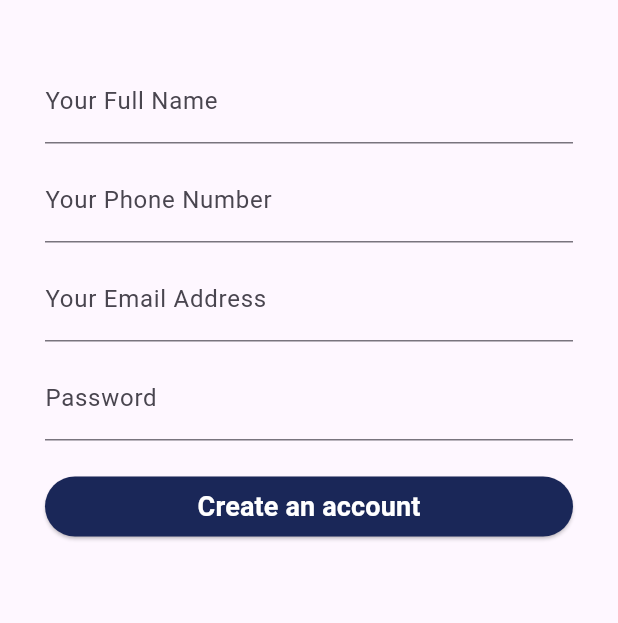
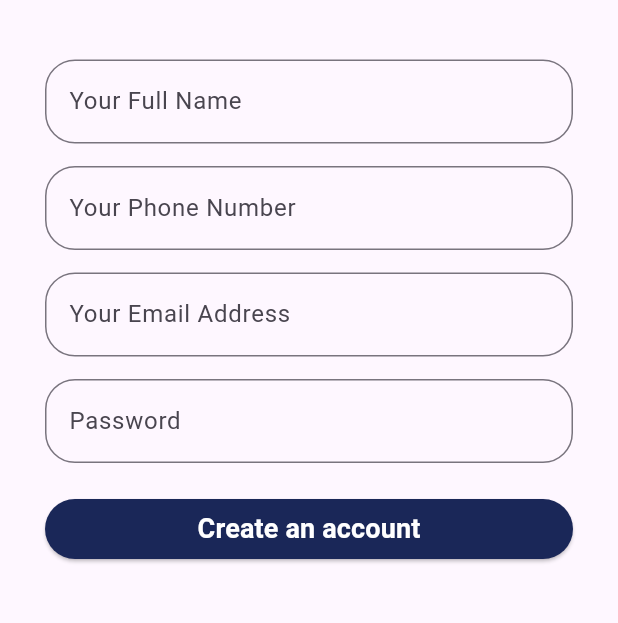
Before and after one commit to Pedal-Pal-CS253/pedal-pal-frontend, a Flutter app: the LoginPage screen opened by its route, after a tap on "Sign Up!", on a phone screen of 412 x 824 dp, the part 527-1150 px from its top. Run offline on Flutter 3.47's test engine with Material 3 defaults, Android fonts, the phone set to English and light mode, and no system bars; our stand-ins replace flutter_dotenv, fluttertoast, pin_input_text_field; missing offline and left inert: razorpay_flutter.

Commit message:
fix: minor UI changes
Some minor fixes (border-radii, spacing)

```diff
--- a/frontend/lib/main.dart
+++ b/frontend/lib/main.dart
@@ -15,7 +15,7 @@ class MyApp extends StatelessWidget {
   @override
   Widget build(BuildContext context) {
     return MaterialApp(
-      title: 'Main App',
+      title: 'Pedal Pal',
       theme: ThemeData(
         primarySwatch: Colors.blue,
       ),
@@ -44,7 +44,6 @@ class MyHomePage extends StatefulWidget {
 }
 
 class _MyHomePageState extends State<MyHomePage> {
-
 
   @override
   Widget build(BuildContext context) {
--- a/frontend/lib/reg_login_forgot.dart
+++ b/frontend/lib/reg_login_forgot.dart
@@ -7,6 +7,17 @@ class RegistrationApp extends StatelessWidget {
     return RegistrationPage();
   }
 }
+
+final InputDecoration textFormFieldDecoration = InputDecoration(
+  border: OutlineInputBorder(
+    borderSide: BorderSide(color: Colors.blue),
+    borderRadius: BorderRadius.circular(20.0),
+  ),
+  focusedBorder: OutlineInputBorder(
+    borderSide: BorderSide(color: Colors.blue),
+    borderRadius: BorderRadius.circular(20.0),
+  ),
+);
 
 class RegistrationPage extends StatelessWidget {
   @override
@@ -27,7 +38,7 @@ class RegistrationPage extends StatelessWidget {
             children: <Widget>[
               Center(
                 child: Container(
-                  margin: EdgeInsets.only(bottom: 100, top:80),
+                  margin: EdgeInsets.only(bottom: 100.0, top: 80.0),
                   child:
                   Image.asset(
                     'assets/pedal_pal_logo.png', // Adjust the path to your image
@@ -36,7 +47,7 @@ class RegistrationPage extends StatelessWidget {
                 ),
               ),
               Container(
-                margin: EdgeInsets.only(bottom: 40),
+                margin: EdgeInsets.only(bottom: 40.0),
                 child: Text(
                   'Welcome to Pedal Pal',
                   style: TextStyle(
@@ -45,25 +56,25 @@ class RegistrationPage extends StatelessWidget {
                 ),
               ),
               TextFormField(
-                decoration: InputDecoration(
+                decoration: textFormFieldDecoration.copyWith(
                 labelText: 'Your Full Name',
                 ),
               ),
-              SizedBox(height: 10.0),
+              SizedBox(height: 15.0),
               TextFormField(
-              decoration: InputDecoration(
+              decoration: textFormFieldDecoration.copyWith(
                 labelText: 'Your Phone Number',
                 ),
               ),
-              SizedBox(height: 10.0),
+              SizedBox(height: 15.0),
               TextFormField(
-                decoration: InputDecoration(
+                decoration: textFormFieldDecoration.copyWith(
                 labelText: 'Your Email Address',
                 ),
               ),
-              SizedBox(height: 10.0),
+              SizedBox(height: 15.0),
               TextFormField(
-                decoration: InputDecoration(
+                decoration: textFormFieldDecoration.copyWith(
                 labelText: 'Password',
                 ),
               obscureText: true,
@@ -225,7 +236,7 @@ class LoginPage extends StatelessWidget {
           children: <Widget>[
             Center(
               child: Container(
-                margin: EdgeInsets.only(bottom: 100, top:80),
+                margin: EdgeInsets.only(bottom: 100.0, top: 80.0),
                 child:
                 Image.asset(
                   'assets/pedal_pal_logo.png', // Adjust the path to your image
@@ -238,11 +249,13 @@ class LoginPage extends StatelessWidget {
             child: Column(
             crossAxisAlignment: CrossAxisAlignment.stretch,
             children: <Widget>[
+              SizedBox(height: 20.0),
               TextFormField(
-              decoration: InputDecoration(labelText: 'Your phone number'),
+              decoration: textFormFieldDecoration.copyWith(labelText: 'Your phone number'),
             ),
+              SizedBox(height: 20.0),
               TextFormField(
-              decoration: InputDecoration(labelText: 'Password'),
+              decoration: textFormFieldDecoration.copyWith(labelText: 'Password'),
               obscureText: true,
             ),
               SizedBox(height: 20.0),
@@ -269,7 +282,7 @@ class LoginPage extends StatelessWidget {
                 child: Text('Forgot Password?'),
               ),
             ),
-            SizedBox(height:70),
+            SizedBox(height: 70.0),
             Align(
                 alignment: Alignment.center,
                   child: Row(
@@ -312,7 +325,7 @@ class ForgotPasswordPage extends StatelessWidget {
           children: <Widget>[
             Center(
               child: Container(
-                margin: EdgeInsets.only(bottom: 100, top:80),
+                margin: EdgeInsets.only(bottom: 100.0, top: 80.0),
                 child:
                 Image.asset(
                   'assets/pedal_pal_logo.png', // Adjust the path to your image
@@ -326,7 +339,7 @@ class ForgotPasswordPage extends StatelessWidget {
             crossAxisAlignment: CrossAxisAlignment.stretch,
             children: <Widget>[
             TextFormField(
-              decoration: InputDecoration(labelText: 'Enter Email'),
+              decoration: textFormFieldDecoration.copyWith(labelText: 'Enter Email'),
             ),
             SizedBox(height: 20.0),
               ElevatedButton(
@@ -336,7 +349,7 @@ class ForgotPasswordPage extends StatelessWidget {
                 onPressed: () {
                   Navigator.pushNamed(context, '/password_reset');
                 },
-                child: Text('Send a Link. ',
+                child: Text('Send a Link',
                   style: TextStyle( fontSize: 18.0,
                     fontWeight: FontWeight.bold,
                     color: Colors.white,
@@ -377,7 +390,7 @@ class PasswordResetPage extends StatelessWidget {
           children: <Widget>[
             Center(
               child: Container(
-                margin: EdgeInsets.only(bottom: 100, top:80),
+                margin: EdgeInsets.only(bottom: 100.0, top: 80.0),
                 child:
                 Image.asset(
                   'assets/pedal_pal_logo.png', // Adjust the path to your image
@@ -390,12 +403,14 @@ class PasswordResetPage extends StatelessWidget {
             child: Column(
             crossAxisAlignment: CrossAxisAlignment.stretch,
             children: <Widget>[
+              SizedBox(height: 20.0),
               TextFormField(
-              decoration: InputDecoration(labelText: 'New Password'),
+              decoration: textFormFieldDecoration.copyWith(labelText: 'New Password'),
               obscureText: true,
             ),
+              SizedBox(height: 20.0),
               TextFormField(
-              decoration: InputDecoration(labelText: 'Confirm Password'),
+              decoration: textFormFieldDecoration.copyWith(labelText: 'Confirm Password'),
               obscureText: true,
             ),
              SizedBox(height: 20.0),
```
Lines whose indentation alone changed are shown as unchanged.
